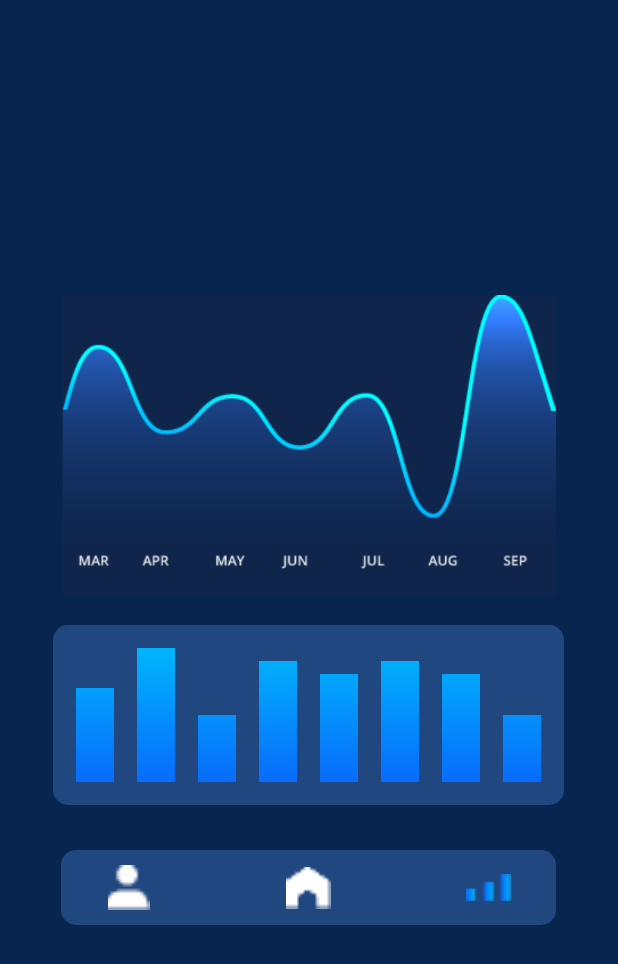
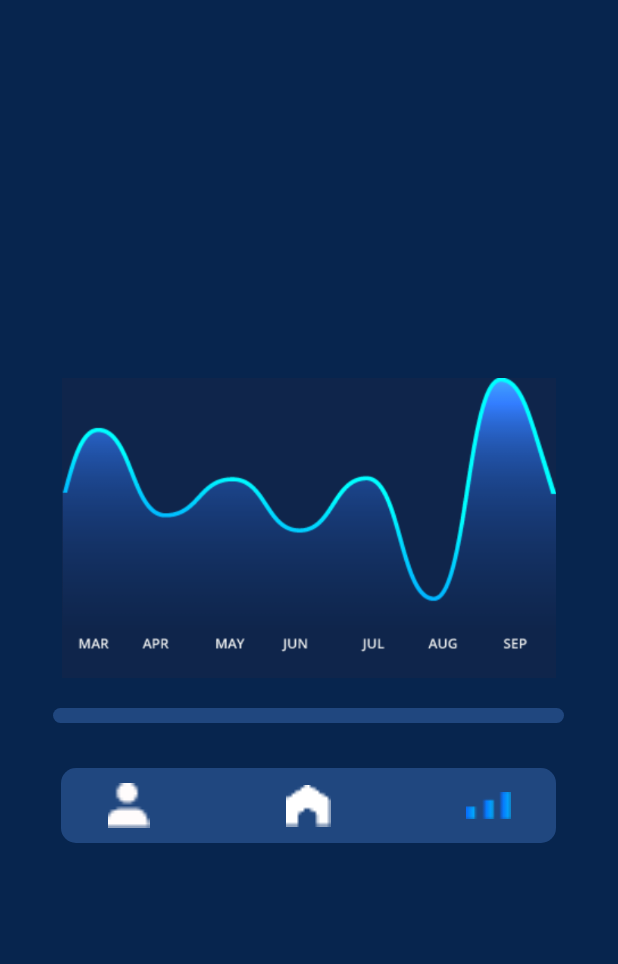
Before and after one commit to iMasry/WEASY, an Android app: the ReportActivity screen opened directly, with no data from a screen before it, on a phone screen of 412 x 824 dp. Shown: the top 964 px of the screen. Run offline under Robolectric (Android 15) with nearby library versions, the phone set to English and light mode, and no system bars.

Commit message:
Maged First

```diff
--- a/app/src/main/res/layout/activity_report.xml
+++ b/app/src/main/res/layout/activity_report.xml
@@ -15,7 +15,7 @@
             <LinearLayout
                 android:id="@+id/svertical"
                 android:layout_width="wrap_content"
-                android:layout_height="120dp"
+                android:layout_height="10dp"
                 android:layout_margin="20dp"
                 android:orientation="horizontal"
                 android:paddingBottom="15dp"
```
